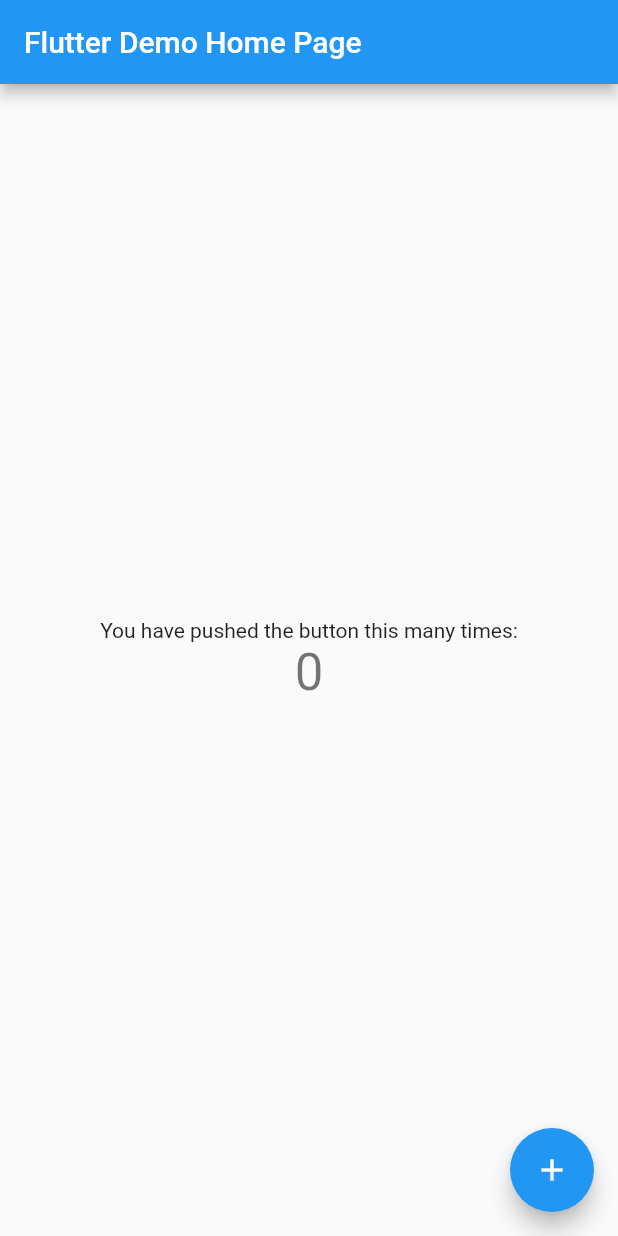
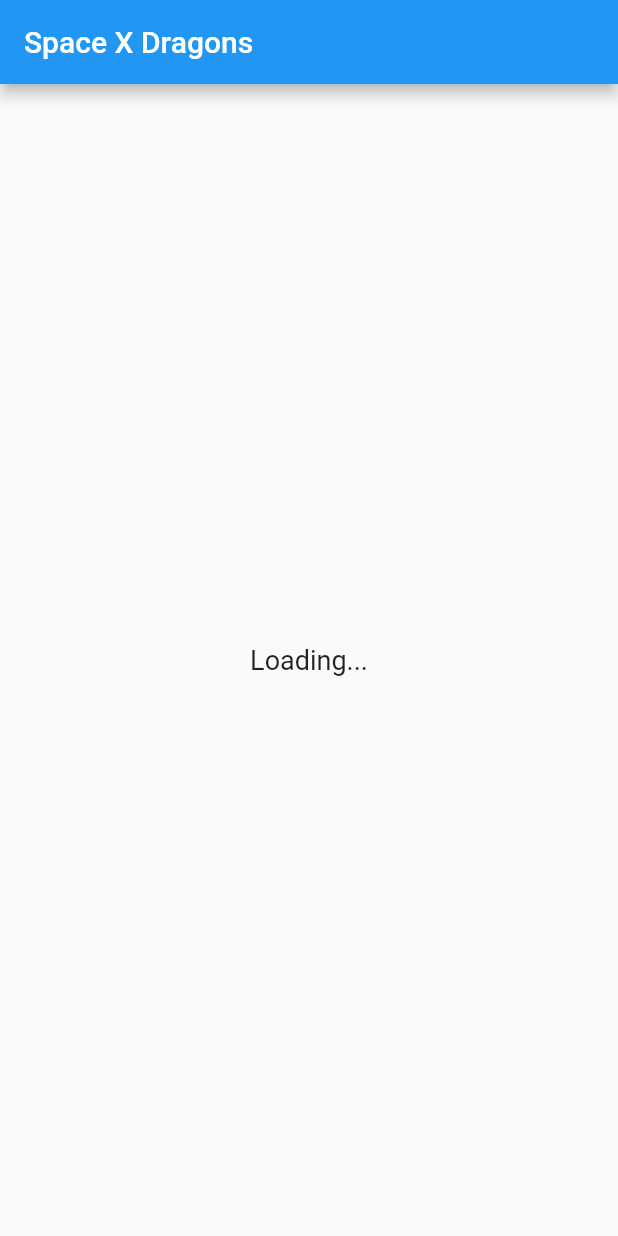
Before and after one commit to shiho198611/flutter_architecture_testing, a Flutter app: the screen it shows after launch, on a phone screen of 412 x 824 dp. Run offline on Flutter 3.47's test engine with Material 2 defaults, Android fonts, the phone set to English and light mode, and no system bars; our stand-ins replace dio, flutter_bloc, retrofit; generated files the repository leaves out were written again; network calls fail.

Commit message:
feat: add bloc architecture
- Dragons widget add bloc architecture.

```diff
--- a/lib/bloc/dragon_bloc.dart
+++ b/lib/bloc/dragon_bloc.dart
@@ -1,9 +1,24 @@
 
+import 'package:flutter_architecture_testing/data/dragon_repository.dart';
+import 'package:flutter_architecture_testing/data/remote/dragon_ship.dart';
+import 'package:flutter_architecture_testing/state/dragon_list_state.dart';
+import 'package:flutter_architecture_testing/state/query_action_status.dart';
 import 'package:flutter_bloc/flutter_bloc.dart';
 
-class DragonBloc extends Bloc {
-  DragonBloc(initialState) : super(initialState);
+class DragonBloc extends Bloc<DragonListEvent, RemoteListUpdateStatus> {
 
+  final DragonRepository _dragonRepository;
 
+  DragonBloc(this._dragonRepository): super(DragonInitStatus()) {
+
+    on<DragonListQuery>((event, emit) async {
+
+      List<DragonShip> dragons = await _dragonRepository.getDragons();
+
+      emit(DragonUpdateStatus(dragons));
+
+    });
+
+  }
 
 }
--- a/lib/data/dragon_repository.dart
+++ b/lib/data/dragon_repository.dart
@@ -1,6 +1,15 @@
+
+import 'package:flutter_architecture_testing/data/remote/dragon_ship.dart';
+import 'package:flutter_architecture_testing/data/space_x_remote_service.dart';
 
 class DragonRepository {
 
+  final SpaceXRemoteService _remoteService;
 
+  DragonRepository(this._remoteService);
+
+  Future<List<DragonShip>> getDragons() {
+    return _remoteService.getRestClient().getDragonShip();
+  }
 
 }
--- a/lib/data/space_x_remote_wrapper.dart
+++ b/lib/data/space_x_remote_service.dart
@@ -3,7 +3,7 @@
 import 'package:flutter_architecture_testing/data/rest_client.dart';
 import 'package:dio/dio.dart';
 
-class SpaceXRemoteWrapper {
+class SpaceXRemoteService {
 
   RestClient getRestClient() {
     final dio = Dio();
--- a/lib/main.dart
+++ b/lib/main.dart
@@ -1,10 +1,18 @@
 import 'package:flutter/material.dart';
+import 'package:flutter_architecture_testing/data/dragon_repository.dart';
+import 'package:flutter_architecture_testing/data/space_x_remote_service.dart';
+import 'package:flutter_architecture_testing/widget/dragon_wiget.dart';
+import 'package:provider/provider.dart';
 
 void main() {
-  runApp(const MyApp());
-
-
-
+  runApp(
+    MultiProvider(
+      providers: [
+        Provider(create: (_) => SpaceXRemoteService())
+      ],
+      child: const MyApp()
+    )
+  );
 }
 
 class MyApp extends StatelessWidget {
@@ -28,7 +36,8 @@
         // is not restarted.
         primarySwatch: Colors.blue,
       ),
-      home: const MyHomePage(title: 'Flutter Demo Home Page'),
+      // home: const MyHomePage(title: 'Flutter Demo Home Page'),
+      home: const DragonWidget(),
     );
   }
 }
--- a/lib/state/dragon_list_state.dart
+++ b/lib/state/dragon_list_state.dart
@@ -1,6 +1,21 @@
+import 'package:flutter_architecture_testing/data/remote/dragon_ship.dart';
+import 'package:flutter_architecture_testing/state/query_action_status.dart';
 
-abstract class DragonListEvent{
+abstract class DragonListEvent {
   const DragonListEvent();
 }
 
 class DragonListQuery extends DragonListEvent {}
+
+class DragonInitStatus extends RemoteListUpdateStatus<DragonShip> {
+  DragonInitStatus() : super(ActionStatus.none, List.empty(growable: false));
+}
+
+class DragonUpdateStatus extends RemoteListUpdateStatus<DragonShip> {
+  DragonUpdateStatus(List<DragonShip> dragons)
+      : super(ActionStatus.success, dragons);
+}
+
+class DragonFailStatus extends RemoteListUpdateStatus<DragonShip> {
+  DragonFailStatus() : super(ActionStatus.fail, List.empty(growable: false));
+}
--- a/lib/state/query_action_state.dart
+++ /dev/null
@@ -1,15 +0,0 @@
-
-abstract class QueryActionStatus {
-  final ActionStatus _actionStatus;
-  QueryActionStatus(this._actionStatus);
-
-  ActionStatus getActionStatus() {
-    return _actionStatus;
-  }
-}
-
-enum ActionStatus {
-  none,
-  success,
-  fail
-}
--- /dev/null
+++ b/lib/state/query_action_status.dart
@@ -0,0 +1,22 @@
+
+import 'package:flutter_architecture_testing/data/remote/dragon_ship.dart';
+
+abstract class QueryActionStatus {
+  final ActionStatus _actionStatus;
+  QueryActionStatus(this._actionStatus);
+
+  ActionStatus getActionStatus() {
+    return _actionStatus;
+  }
+}
+
+abstract class RemoteListUpdateStatus<T> extends QueryActionStatus {
+  List<T> remoteData;
+  RemoteListUpdateStatus(ActionStatus status, this.remoteData): super(status);
+}
+
+enum ActionStatus {
+  none,
+  success,
+  fail
+}
--- a/lib/widget/dragon_wiget.dart
+++ b/lib/widget/dragon_wiget.dart
@@ -1,19 +1,86 @@
+import 'package:flutter/material.dart';
+import 'package:flutter/widgets.dart';
+import 'package:flutter_architecture_testing/bloc/dragon_bloc.dart';
+import 'package:flutter_architecture_testing/data/dragon_repository.dart';
+import 'package:flutter_architecture_testing/data/space_x_remote_service.dart';
+import 'package:flutter_architecture_testing/state/dragon_list_state.dart';
+import 'package:flutter_architecture_testing/state/query_action_status.dart';
+import 'package:flutter_bloc/flutter_bloc.dart';
+import 'package:provider/provider.dart';
 
-import 'package:flutter/widgets.dart';
+class DragonWidget extends StatelessWidget {
+  const DragonWidget({Key? key}) : super(key: key);
 
-class DragonWidget extends StatefulWidget {
+  @override
+  Widget build(BuildContext context) {
+
+    return Provider(
+      create: (_) => DragonRepository(context.read<SpaceXRemoteService>()),
+      child: Scaffold(
+        appBar: AppBar(
+          title: const Text("Space X Dragons"),
+        ),
+        body: const DragonListBlocWidget(),
+      ),
+    );
+  }
+}
 
 
+class DragonListBlocWidget extends StatelessWidget {
+  const DragonListBlocWidget({Key? key}) : super(key: key);
+
+  @override
+  Widget build(BuildContext context) {
+    return BlocProvider(
+        create: (_)  => DragonBloc(context.read<DragonRepository>())..add(DragonListQuery()),
+        child: const DragonList(),
+    );
+  }
+
+}
+
+
+class DragonListRouteState extends State<DragonList> with RouteAware {
+  @override
+  Widget build(BuildContext context) {
+    return BlocBuilder<DragonBloc, RemoteListUpdateStatus>(
+      builder: (context, status) {
+        if (status is DragonUpdateStatus) {
+          if (status.remoteData.isEmpty) {
+            return const Center(
+              child: Text("No Data", style: TextStyle(fontSize: 18)),
+            );
+          } else {
+            return ListView.builder(
+              itemBuilder: (context, int index) {
+                  final dragon = status.remoteData[index];
+
+                  return ListTile(
+                    title: Text(dragon.description!),
+                  );
+              },
+              itemCount: status.remoteData.length,);
+          }
+        } else {
+          return const Center(
+            child: Text("Loading...", style: TextStyle(fontSize: 18)),
+          );
+        }
+      },
+    );
+  }
+
+}
+
+
+class DragonList extends StatefulWidget {
+  const DragonList({Key? key}) : super(key: key);
 
   @override
   State<StatefulWidget> createState() {
-
-
-
-    // TODO: implement createState
-    throw UnimplementedError();
+    return DragonListRouteState();
   }
 
 
-
 }
```
Also changed, not shown: 1 other file.
